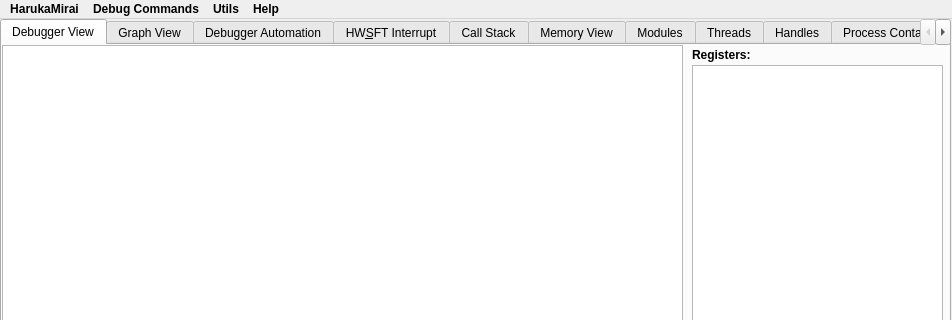
Old version of the form debuggerwidgets/maindebug/maindebuggerwindow.ui in the repository keowu/koidbg; both pictures show x 0 to 952 and y 0 to 320 of the 952 by 730 pixel window.
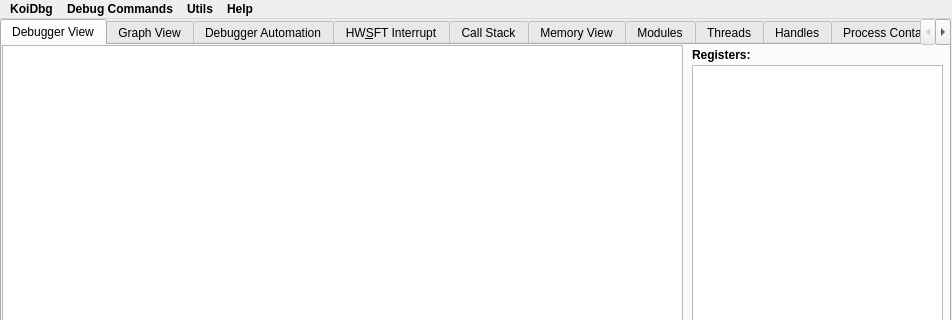
New version of the form. Custom widgets are drawn as their Qt base class.

Diff of the .ui file:
```diff
--- a/debuggerwidgets/maindebug/maindebuggerwindow.ui
+++ b/debuggerwidgets/maindebug/maindebuggerwindow.ui
@@ -636,7 +636,7 @@
      </font>
     </property>
     <property name="title">
-     <string>HarukaMirai</string>
+     <string>KoiDbg</string>
     </property>
     <addaction name="btnOpenExecutable"/>
     <addaction name="btnAttachProcessContainer"/>
```
Left out of the diff: 2 changed lines with no effect on the pictures.
